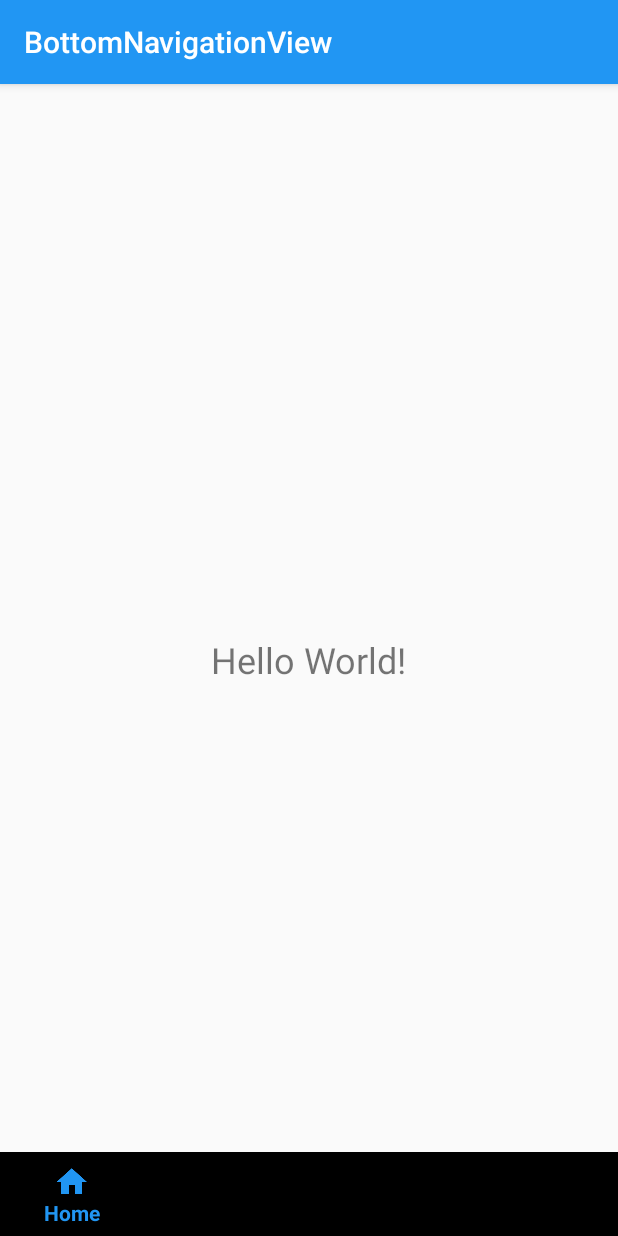
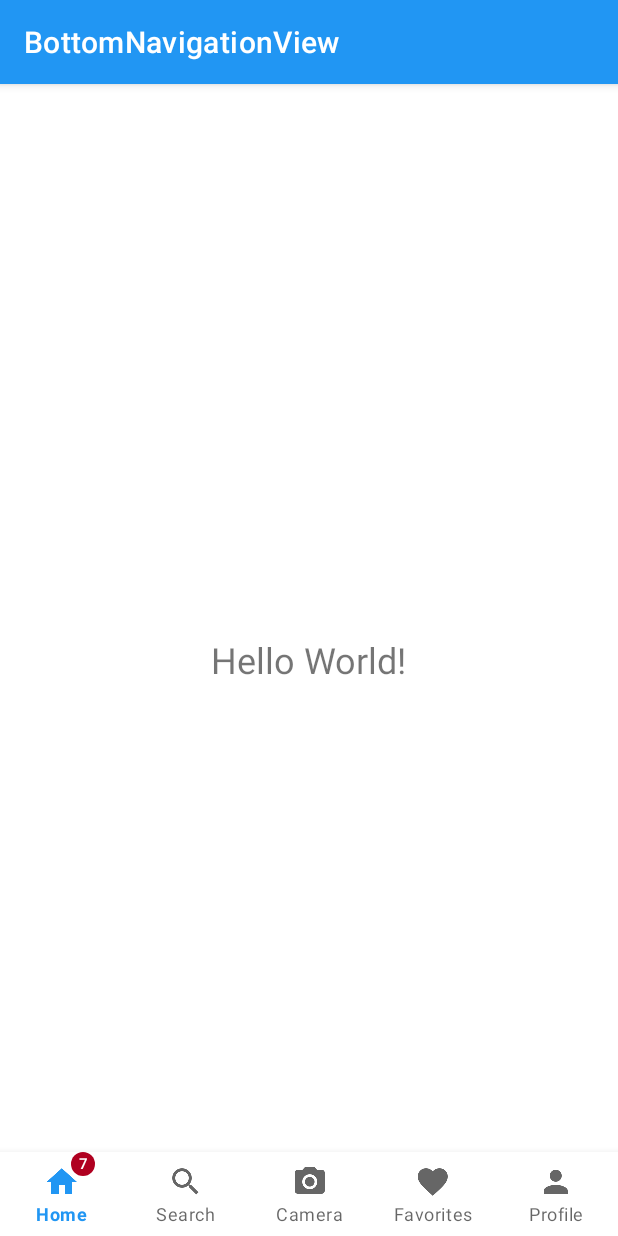
Before and after one commit to alvareztech/BottomNavigationViewSample, an Android app: the screen it shows after launch (MainActivity), on a phone screen of 412 x 824 dp. Run offline under Robolectric (Android 15) with nearby library versions, the phone set to English and light mode, and no system bars.

Commit message:
AndroidX migration, material dependency

```diff
--- a/app/src/main/java/tech/alvarez/bottomnavigationviewsample/MainActivity.java
+++ b/app/src/main/java/tech/alvarez/bottomnavigationviewsample/MainActivity.java
@@ -1,11 +1,14 @@
 package tech.alvarez.bottomnavigationviewsample;
 
 import android.os.Bundle;
-import android.support.annotation.NonNull;
-import android.support.design.widget.BottomNavigationView;
-import android.support.v7.app.AppCompatActivity;
 import android.view.MenuItem;
 import android.widget.TextView;
+
+import androidx.annotation.NonNull;
+import androidx.appcompat.app.AppCompatActivity;
+
+import com.google.android.material.badge.BadgeDrawable;
+import com.google.android.material.bottomnavigation.BottomNavigationView;
 
 public class MainActivity extends AppCompatActivity {
 
@@ -17,9 +20,9 @@ public class MainActivity extends AppCompatActivity {
         super.onCreate(savedInstanceState);
         setContentView(R.layout.activity_main);
 
-        infoTextView = (TextView) findViewById(R.id.infoTextView);
+        infoTextView = findViewById(R.id.infoTextView);
 
-        bottomNavigationView = (BottomNavigationView) findViewById(R.id.bottomNavigationView);
+        bottomNavigationView = findViewById(R.id.bottomNavigationView);
 
         bottomNavigationView.setOnNavigationItemSelectedListener(new BottomNavigationView.OnNavigationItemSelectedListener() {
             @Override
@@ -40,5 +43,9 @@ public class MainActivity extends AppCompatActivity {
                 return true;
             }
         });
+
+        BadgeDrawable badge = bottomNavigationView.getOrCreateBadge(R.id.inicioItem);
+        badge.setNumber(7);
+        badge.setVisible(true);
     }
 }
--- a/app/src/main/res/layout/activity_main.xml
+++ b/app/src/main/res/layout/activity_main.xml
@@ -1,39 +1,32 @@
 <?xml version="1.0" encoding="utf-8"?>
-<android.support.design.widget.CoordinatorLayout xmlns:android="http://schemas.android.com/apk/res/android"
-    xmlns:design="http://schemas.android.com/apk/res-auto"
+<androidx.coordinatorlayout.widget.CoordinatorLayout xmlns:android="http://schemas.android.com/apk/res/android"
+    xmlns:app="http://schemas.android.com/apk/res-auto"
     xmlns:tools="http://schemas.android.com/tools"
     android:id="@+id/activity_main"
     android:layout_width="match_parent"
     android:layout_height="match_parent"
     tools:context="tech.alvarez.bottomnavigationviewsample.MainActivity">
 
-    <TextView
-        android:id="@+id/infoTextView"
-        android:layout_width="wrap_content"
-        android:layout_height="wrap_content"
-        android:layout_gravity="center"
-        android:text="Hello World!"
-        android:textSize="24sp" />
-
-
     <FrameLayout
         android:layout_width="match_parent"
-        android:layout_height="wrap_content"
-        android:layout_gravity="bottom">
+        android:layout_height="match_parent">
 
-        <View
-            android:layout_width="match_parent"
-            android:layout_height="4dp"
-            android:layout_gravity="top"
-            android:background="@drawable/shadow" />
+        <TextView
+            android:id="@+id/infoTextView"
+            android:layout_width="wrap_content"
+            android:layout_height="wrap_content"
+            android:layout_gravity="center"
+            android:text="Hello World!"
+            android:textSize="24sp" />
 
-        <android.support.design.widget.BottomNavigationView
+        <com.google.android.material.bottomnavigation.BottomNavigationView
             android:id="@+id/bottomNavigationView"
             android:layout_width="match_parent"
             android:layout_height="wrap_content"
-            design:menu="@menu/menu_navigation" />
+            android:layout_gravity="bottom"
+            app:labelVisibilityMode="labeled"
+            app:menu="@menu/menu_navigation" />
 
     </FrameLayout>
 
-
-</android.support.design.widget.CoordinatorLayout>
+</androidx.coordinatorlayout.widget.CoordinatorLayout>
--- a/app/src/main/res/values/styles.xml
+++ b/app/src/main/res/values/styles.xml
@@ -1,7 +1,7 @@
 <resources>
 
     <!-- Base application theme. -->
-    <style name="AppTheme" parent="Theme.AppCompat.Light.DarkActionBar">
+    <style name="AppTheme" parent="Theme.MaterialComponents.Light.DarkActionBar">
         <!-- Customize your theme here. -->
         <item name="colorPrimary">@color/colorPrimary</item>
         <item name="colorPrimaryDark">@color/colorPrimaryDark</item>
--- a/build.gradle
+++ b/build.gradle
@@ -2,10 +2,11 @@
 
 buildscript {
     repositories {
+        google()
         jcenter()
     }
     dependencies {
-        classpath 'com.android.tools.build:gradle:2.3.3'
+        classpath 'com.android.tools.build:gradle:3.6.1'
 
         // NOTE: Do not place your application dependencies here; they belong
         // in the individual module build.gradle files
@@ -14,6 +15,7 @@ buildscript {
 
 allprojects {
     repositories {
+        google()
         jcenter()
     }
 }
--- a/gradle.properties
+++ b/gradle.properties
@@ -9,6 +9,8 @@
 
 # Specifies the JVM arguments used for the daemon process.
 # The setting is particularly useful for tweaking memory settings.
+android.enableJetifier=true
+android.useAndroidX=true
 org.gradle.jvmargs=-Xmx1536m
 
 # When configured, Gradle will run in incubating parallel mode.
```
Also changed, not shown: app/build.gradle (+7 -7 lines), gradle/wrapper/gradle-wrapper.properties, 1 other file.
